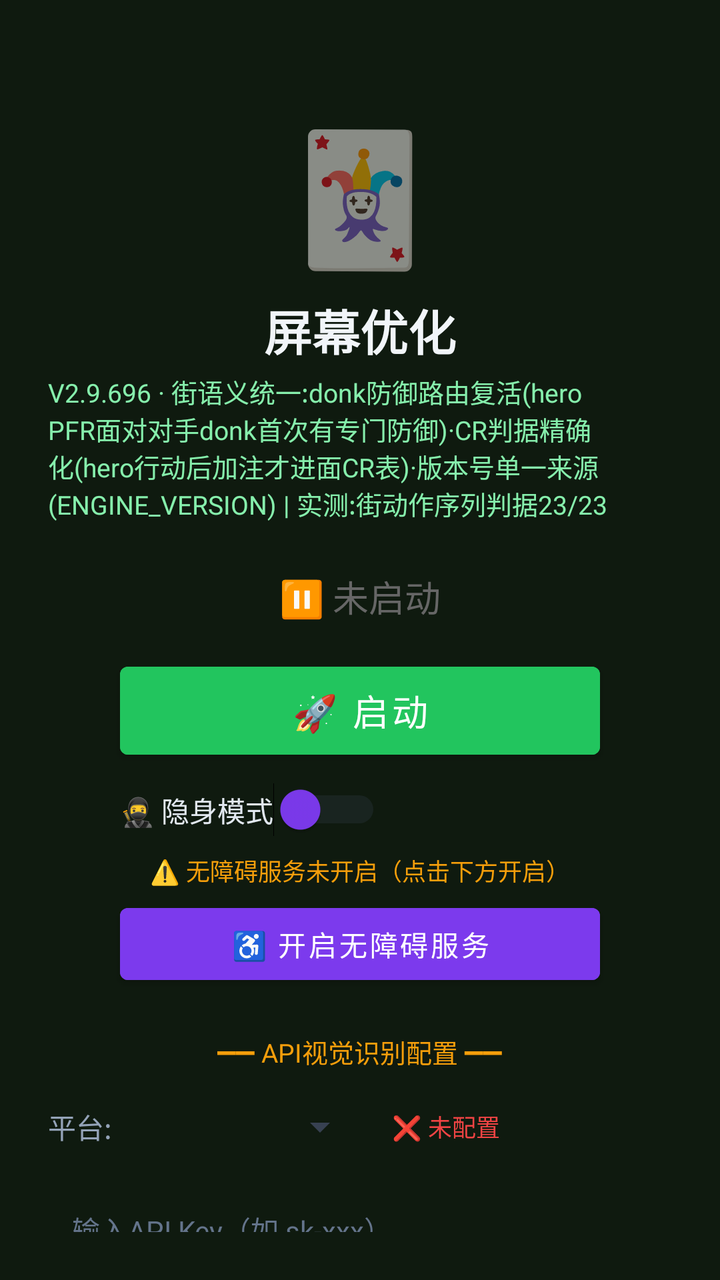
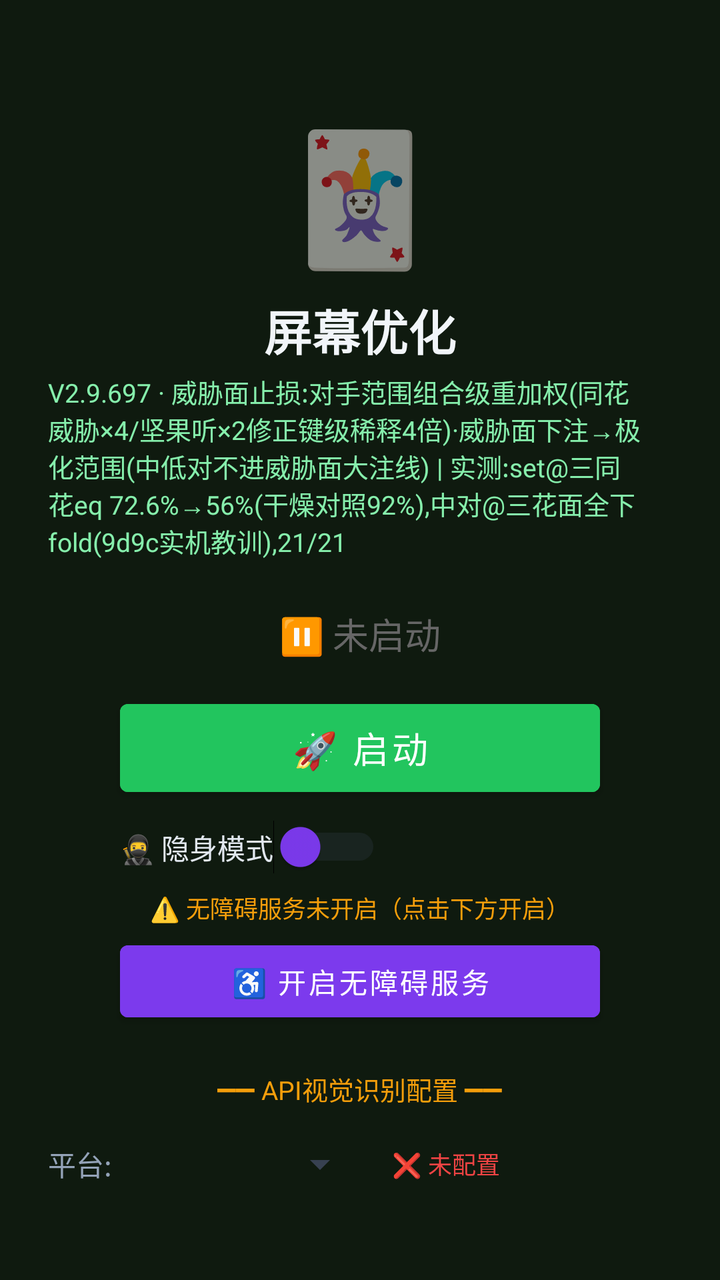

The first picture is an Android layout as it rendered before a commit; the second is the same layout after the commit. The layout source and the unified diff follow.
<!-- AndroidManifest.xml: activity theme Theme.MjScreenshot -->
<!-- res/layout/activity_main.xml -->
<?xml version="1.0" encoding="utf-8"?>
<LinearLayout xmlns:android="http://schemas.android.com/apk/res/android"
    android:layout_width="match_parent"
    android:layout_height="match_parent"
    android:orientation="vertical"
    android:background="#0f1a0f"
    android:padding="24dp"
    android:gravity="center_horizontal">

    <TextView
        android:layout_width="wrap_content"
        android:layout_height="wrap_content"
        android:text="🃏"
        android:textSize="64sp"
        android:layout_marginTop="30dp" />

    <TextView
        android:layout_width="wrap_content"
        android:layout_height="wrap_content"
        android:text="屏幕优化"
        android:textSize="24sp"
        android:textColor="#f1f5f9"
        android:textStyle="bold"
        android:layout_marginTop="8dp" />

    <TextView
        android:layout_width="wrap_content"
        android:layout_height="wrap_content"
        android:text="V2.9.696 · 街语义统一:donk防御路由复活(hero PFR面对对手donk首次有专门防御)·CR判据精确化(hero行动后加注才进面CR表)·版本号单一来源(ENGINE_VERSION) | 实测:街动作序列判据23/23"
        android:textSize="13sp"
        android:textColor="#86efac"
        android:layout_marginTop="4dp" />

    <TextView
        android:id="@+id/tvStatus"
        android:layout_width="wrap_content"
        android:layout_height="wrap_content"
        android:text="⏸ 未启动"
        android:textSize="18sp"
        android:textColor="#666666"
        android:layout_marginTop="24dp" />

    <Button
        android:id="@+id/btnStart"
        android:layout_width="240dp"
        android:layout_height="56dp"
        android:text="🚀 启动"
        android:textSize="18sp"
        android:textColor="#ffffff"
        android:backgroundTint="#22c55e"
        android:layout_marginTop="16dp" />

    <Button
        android:id="@+id/btnHelper"
        android:layout_width="240dp"
        android:layout_height="56dp"
        android:text="🃏 打开智囊"
        android:textSize="16sp"
        android:textColor="#ffffff"
        android:backgroundTint="#16a34a"
        android:layout_marginTop="12dp"
        android:visibility="gone" />

    
    <LinearLayout
        android:layout_width="240dp"
        android:layout_height="wrap_content"
        android:orientation="horizontal"
        android:gravity="center_vertical"
        android:layout_marginTop="8dp">

        <Switch
            android:id="@+id/switchStealth"
            android:layout_width="wrap_content"
            android:layout_height="wrap_content"
            android:text="🥷 隐身模式"
            android:textColor="#e2e8f0"
            android:textSize="14sp"
            android:thumbTint="#7c3aed"
            android:trackTint="#374151" />
    </LinearLayout>

    <TextView
        android:id="@+id/tvAccessibilityStatus"
        android:layout_width="wrap_content"
        android:layout_height="wrap_content"
        android:text="⚠️ 无障碍服务未开启（点击下方开启）"
        android:textSize="12sp"
        android:textColor="#f59e0b"
        android:layout_marginTop="8dp"
        android:gravity="center" />

    <Button
        android:id="@+id/btnAccessibility"
        android:layout_width="240dp"
        android:layout_height="48dp"
        android:text="♿ 开启无障碍服务"
        android:textSize="14sp"
        android:textColor="#ffffff"
        android:backgroundTint="#7c3aed"
        android:layout_marginTop="4dp" />

    <TextView
        android:layout_width="wrap_content"
        android:layout_height="wrap_content"
        android:text="━━ API视觉识别配置 ━━"
        android:textSize="13sp"
        android:textColor="#f59e0b"
        android:layout_marginTop="20dp" />

    <LinearLayout
        android:layout_width="match_parent"
        android:layout_height="wrap_content"
        android:orientation="horizontal"
        android:layout_marginTop="8dp"
        android:gravity="center_vertical">

        <TextView
            android:layout_width="wrap_content"
            android:layout_height="wrap_content"
            android:text="平台:"
            android:textSize="14sp"
            android:textColor="#94a3b8" />

        <Spinner
            android:id="@+id/spinnerProvider"
            android:layout_width="120dp"
            android:layout_height="40dp"
            android:layout_marginStart="8dp"
            android:backgroundTint="#374151" />

        <TextView
            android:id="@+id/tvApiStatus"
            android:layout_width="wrap_content"
            android:layout_height="wrap_content"
            android:text="❌ 未配置"
            android:textSize="12sp"
            android:textColor="#ef4444"
            android:layout_marginStart="12dp" />
    </LinearLayout>

    <EditText
        android:id="@+id/etApiKey"
        android:layout_width="match_parent"
        android:layout_height="44dp"
        android:hint="输入API Key（如 sk-xxx）"
        android:textSize="14sp"
        android:textColor="#e2e8f0"
        android:textColorHint="#64748b"
        android:backgroundTint="#374151"
        android:inputType="textPassword"
        android:layout_marginTop="8dp"
        android:paddingStart="12dp"
        android:paddingEnd="12dp" />

    <Button
        android:id="@+id/btnSaveApi"
        android:layout_width="200dp"
        android:layout_height="44dp"
        android:text="💾 保存API配置"
        android:textSize="14sp"
        android:textColor="#ffffff"
        android:backgroundTint="#d97706"
        android:layout_marginTop="8dp" />

    <TextView
        android:id="@+id/tvHint"
        android:layout_width="wrap_content"
        android:layout_height="wrap_content"
        android:text="先点上方按钮启动截屏"
        android:textSize="13sp"
        android:textColor="#666666"
        android:layout_marginTop="12dp"
        android:gravity="center" />

    <TextView
        android:layout_width="wrap_content"
        android:layout_height="wrap_content"
        android:text="使用步骤：\n1. 配置API Key（支持OpenAI/通义千问VL/硅基流动）\n2. 点「开启无障碍服务」→ 开启\n3. 开启「🥷隐身模式」(反检测)\n4. 点「启动」→ 允许悬浮窗\n5. 打牌时点屏幕上的🎯悬浮球即可截屏识别\n★ 拖动悬浮球可移到不挡牌的位置 ★\n★ 长按悬浮球可展开/收起详细面板 ★\n★ 悬浮球边框颜色=建议：绿=加注 橙=跟注 红=弃牌 ★"
        android:textSize="12sp"
        android:textColor="#64748b"
        android:layout_marginTop="12dp"
        android:lineSpacingExtra="3dp" />

</LinearLayout>
<!-- resources referenced by this layout -->
<resources>
  <style name="Theme.MjScreenshot" parent="Theme.MaterialComponents.DayNight.DarkActionBar">
          <item name="colorPrimary">#1e40af</item>
          <item name="colorPrimaryVariant">#1e3a8a</item>
          <item name="colorOnPrimary">#ffffff</item>
          <item name="android:statusBarColor">#0f172a</item>
      </style>
</resources>

<!-- the commit's change to res/layout/activity_main.xml (unified diff, before → after) -->
@@ -26,7 +26,7 @@
     <TextView
         android:layout_width="wrap_content"
         android:layout_height="wrap_content"
-        android:text="V2.9.696 · 街语义统一:donk防御路由复活(hero PFR面对对手donk首次有专门防御)·CR判据精确化(hero行动后加注才进面CR表)·版本号单一来源(ENGINE_VERSION) | 实测:街动作序列判据23/23"
+        android:text="V2.9.697 · 威胁面止损:对手范围组合级重加权(同花威胁×4/坚果听×2修正键级稀释4倍)·威胁面下注→极化范围(中低对不进威胁面大注线) | 实测:set@三同花eq 72.6%→56%(干燥对照92%),中对@三花面全下fold(9d9c实机教训),21/21"
         android:textSize="13sp"
         android:textColor="#86efac"
         android:layout_marginTop="4dp" />
